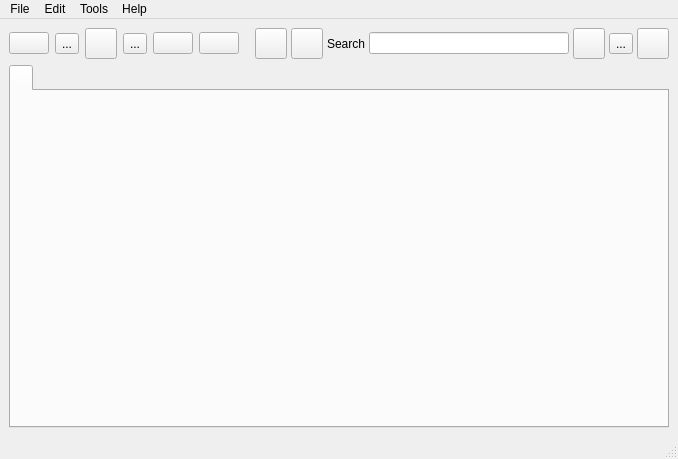
First picture: the form in galacteek/ui/galacteek.ui, repository pinnaculum/galacteek, before the edit.
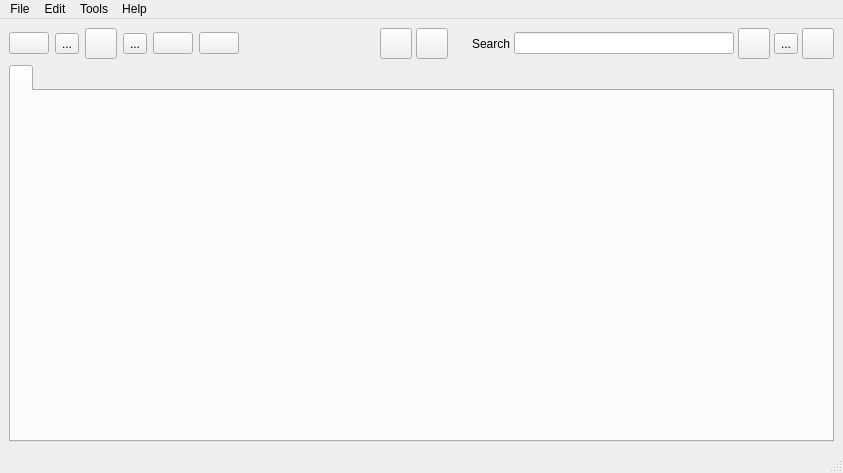
Second picture: the form after the edit. Icons and pictures are not drawn.

Patch:
```diff
--- a/galacteek/ui/galacteek.ui
+++ b/galacteek/ui/galacteek.ui
@@ -6,8 +6,8 @@
    <rect>
     <x>0</x>
     <y>0</y>
-    <width>678</width>
-    <height>459</height>
+    <width>843</width>
+    <height>473</height>
    </rect>
   </property>
   <property name="sizePolicy">
@@ -253,6 +253,22 @@
               </property>
              </widget>
             </item>
+            <item>
+             <spacer name="horizontalSpacer_4">
+              <property name="orientation">
+               <enum>Qt::Horizontal</enum>
+              </property>
+              <property name="sizeType">
+               <enum>QSizePolicy::Fixed</enum>
+              </property>
+              <property name="sizeHint" stdset="0">
+               <size>
+                <width>20</width>
+                <height>20</height>
+               </size>
+              </property>
+             </spacer>
+            </item>
            </layout>
           </item>
           <item>
@@ -287,7 +303,7 @@
            <widget class="QLineEdit" name="ipfsSearch">
             <property name="minimumSize">
              <size>
-              <width>200</width>
+              <width>220</width>
               <height>0</height>
              </size>
             </property>
@@ -392,7 +408,7 @@
     <rect>
      <x>0</x>
      <y>0</y>
-     <width>678</width>
+     <width>843</width>
      <height>20</height>
     </rect>
    </property>
```
Left out of the diff: 4 changed lines with no effect on the pictures.
